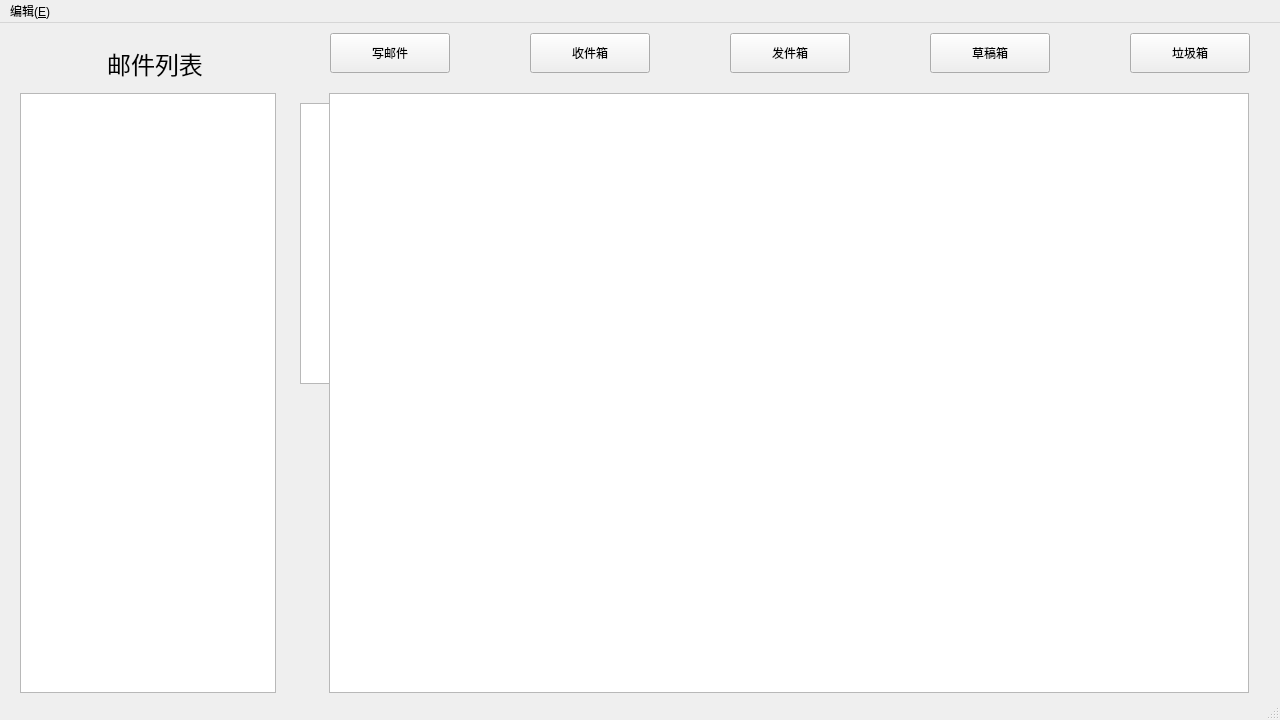
Qt form clientwindow.ui (HelloJdss/WangWang_MailClient) before a commit.
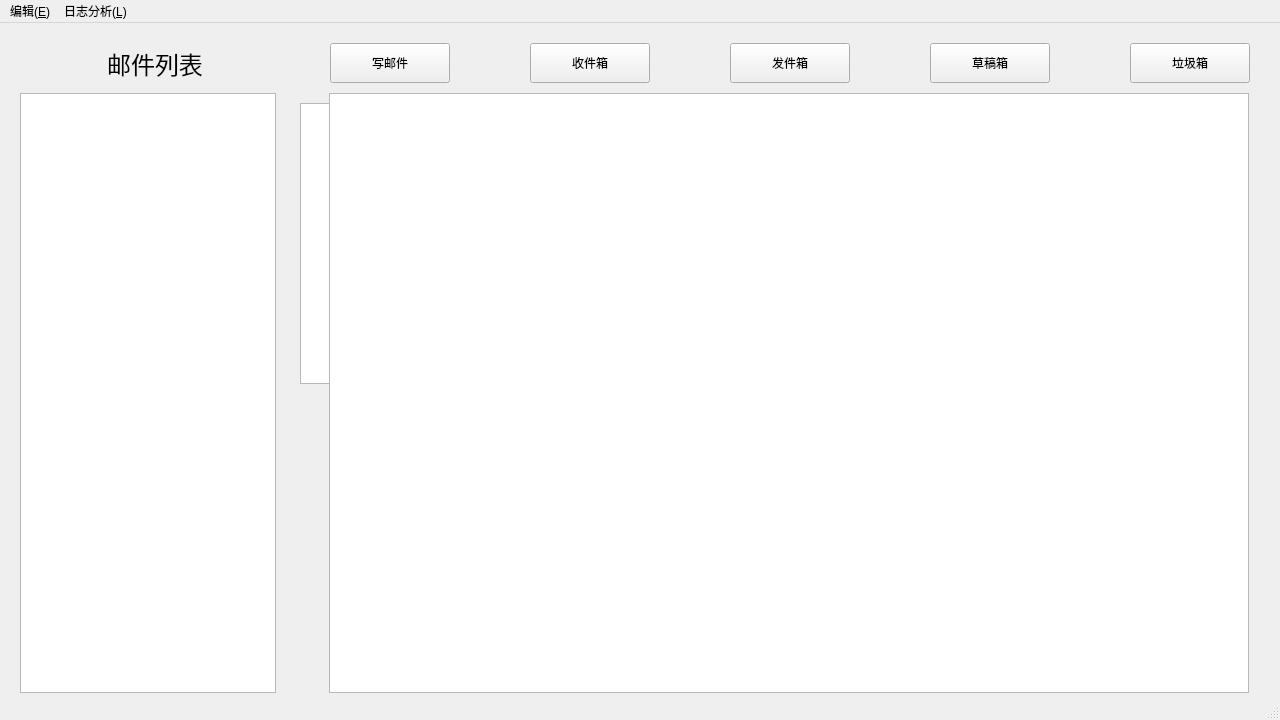
The same form after that commit.

```diff
--- a/clientwindow.ui
+++ b/clientwindow.ui
@@ -40,7 +40,7 @@
     <property name="geometry">
      <rect>
       <x>330</x>
-      <y>10</y>
+      <y>20</y>
       <width>120</width>
       <height>40</height>
      </rect>
@@ -53,7 +53,7 @@
     <property name="geometry">
      <rect>
       <x>530</x>
-      <y>10</y>
+      <y>20</y>
       <width>120</width>
       <height>40</height>
      </rect>
@@ -66,7 +66,7 @@
     <property name="geometry">
      <rect>
       <x>730</x>
-      <y>10</y>
+      <y>20</y>
       <width>120</width>
       <height>40</height>
      </rect>
@@ -79,7 +79,7 @@
     <property name="geometry">
      <rect>
       <x>930</x>
-      <y>10</y>
+      <y>20</y>
       <width>120</width>
       <height>40</height>
      </rect>
@@ -92,7 +92,7 @@
     <property name="geometry">
      <rect>
       <x>1130</x>
-      <y>10</y>
+      <y>20</y>
       <width>120</width>
       <height>40</height>
      </rect>
@@ -169,7 +169,14 @@
     <addaction name="separator"/>
     <addaction name="action_selectAll"/>
    </widget>
+   <widget class="QMenu" name="menu_L">
+    <property name="title">
+     <string>日志分析(&amp;L)</string>
+    </property>
+    <addaction name="action"/>
+   </widget>
    <addaction name="menu_E"/>
+   <addaction name="menu_L"/>
   </widget>
   <widget class="QStatusBar" name="statusBar"/>
   <action name="action_undo">
```
Left out of the diff: 5 changed lines with no effect on the pictures.
